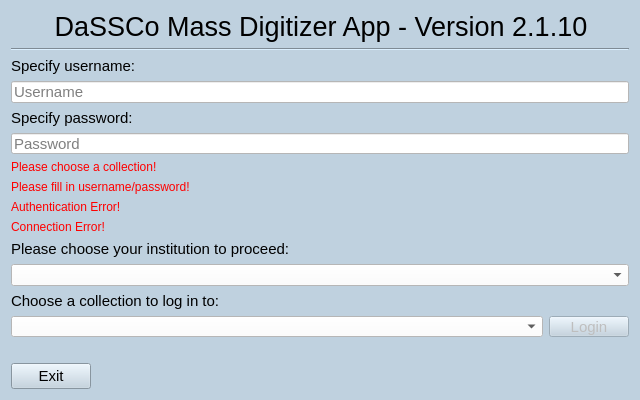
Before: the Qt Designer form MassDigitizer/ui/homescreen.ui in NHMDenmark/Mass-Digitizer, drawn with Qt 5.
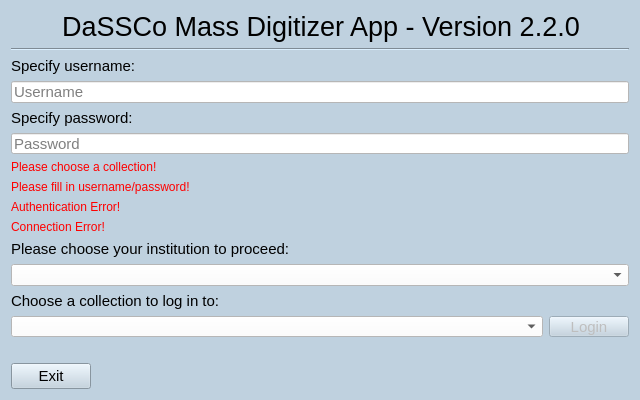
After: the same form once the commit is applied.

The edit to the form file:
```diff
--- a/MassDigitizer/ui/homescreen.ui
+++ b/MassDigitizer/ui/homescreen.ui
@@ -61,7 +61,7 @@
       </font>
      </property>
      <property name="text">
-      <string>DaSSCo Mass Digitizer App - Version 2.1.10</string>
+      <string>DaSSCo Mass Digitizer App - Version 2.2.0</string>
      </property>
      <property name="alignment">
       <set>Qt::AlignmentFlag::AlignCenter</set>
```
